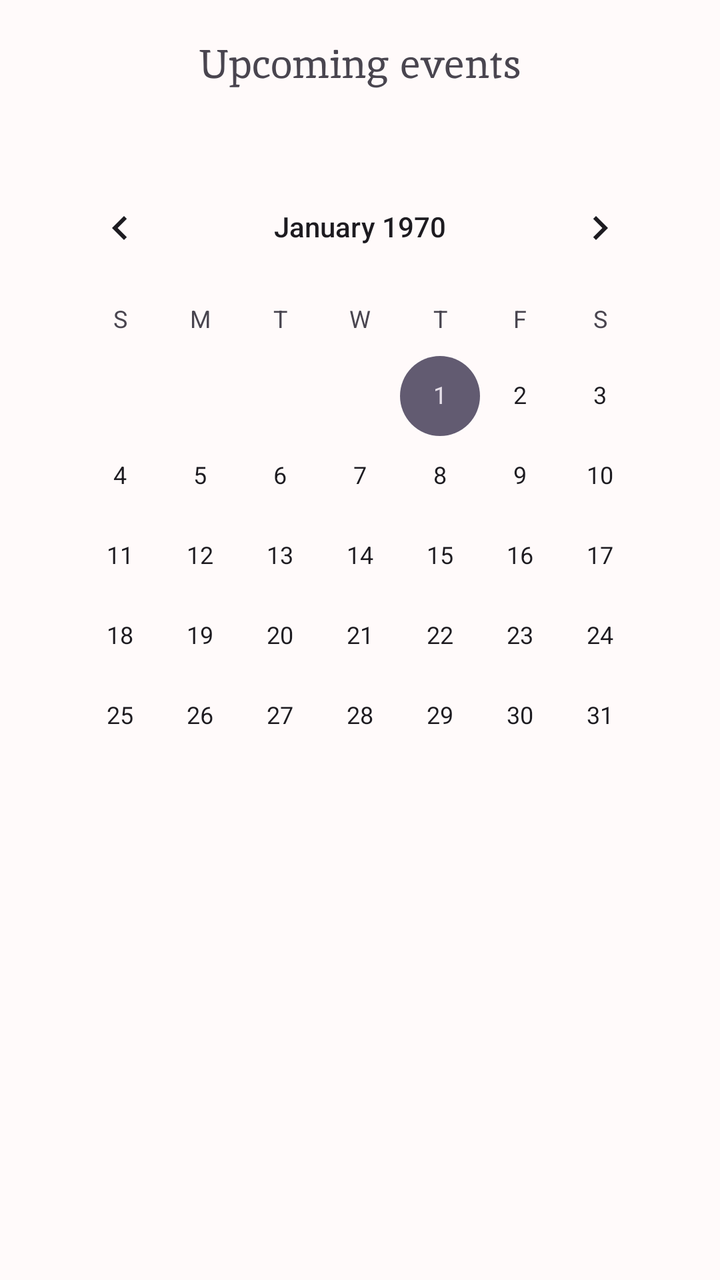
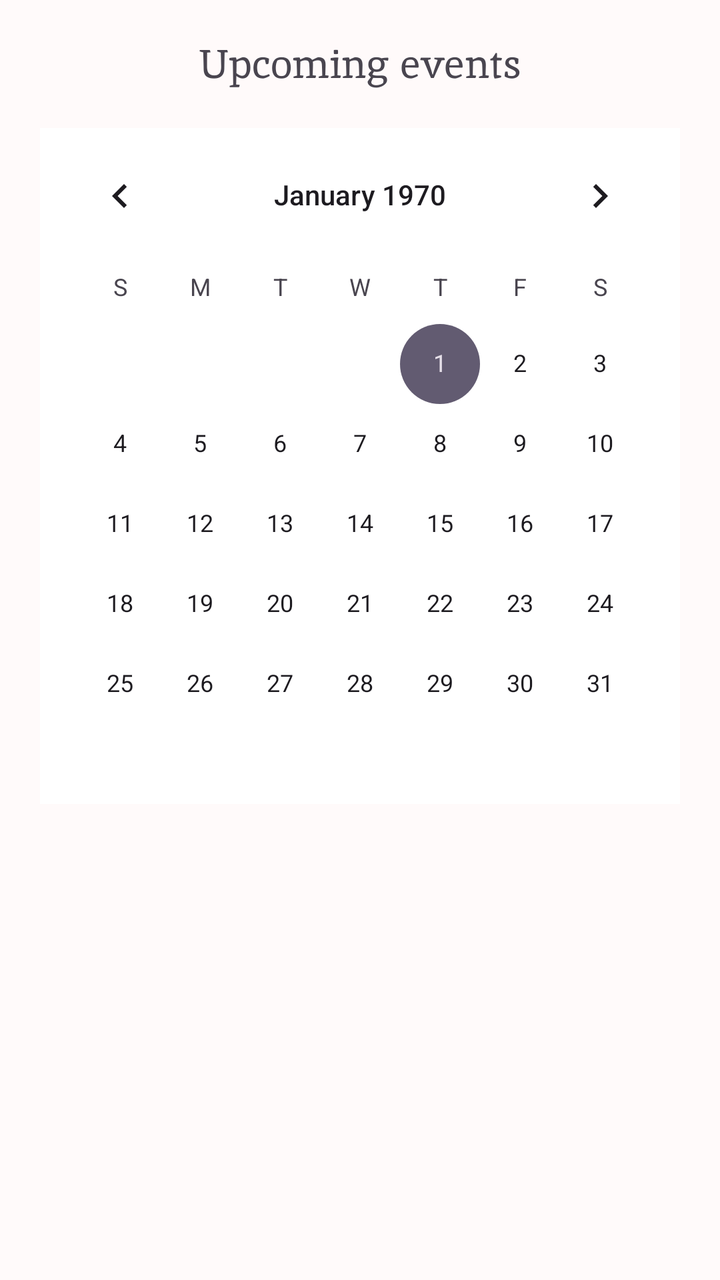

Screens rendered from an Android XML layout before and after an edit, with the pre-edit source and the edit as a unified diff.
<!-- AndroidManifest.xml: application theme Theme.Radiate -->
<!-- res/layout/activity_upcoming_events.xml -->
<?xml version="1.0" encoding="utf-8"?>
<androidx.constraintlayout.widget.ConstraintLayout xmlns:android="http://schemas.android.com/apk/res/android"
    xmlns:app="http://schemas.android.com/apk/res-auto"
    xmlns:tools="http://schemas.android.com/tools"
    android:id="@+id/main"
    android:layout_width="match_parent"
    android:layout_height="match_parent"
    tools:context=".UpcomingEvents"
    android:background="@color/softpinkwhitebackground">

    <androidx.appcompat.widget.Toolbar
        android:id="@+id/toolbarEvents"
        android:layout_width="match_parent"
        android:layout_height="?attr/actionBarSize"
        app:layout_constraintTop_toTopOf="parent"
        app:layout_constraintStart_toStartOf="parent"
        app:layout_constraintEnd_toEndOf="parent">

        <TextView
            android:layout_width="wrap_content"
            android:layout_height="wrap_content"
            android:text="@string/upcoming_events"
            android:fontFamily="@font/inika_regular"
            android:textSize="20sp"
            android:layout_gravity="center"/>
    </androidx.appcompat.widget.Toolbar>

    <CalendarView
        android:id="@+id/calenderEvents"
        android:layout_width="match_parent"
        android:layout_height="wrap_content"
        android:layout_marginTop="16dp"
        android:layout_marginStart="20dp"
        android:layout_marginEnd="20dp"
        app:layout_constraintTop_toBottomOf="@+id/toolbarEvents"/>

</androidx.constraintlayout.widget.ConstraintLayout>
<!-- resources referenced by this layout -->
<resources>
  <color name="softpinkwhitebackground">#FFFAFA</color>
  <string name="upcoming_events">Upcoming events</string>
  <style name="Theme.Radiate" parent="Base.Theme.Radiate" />
  <style name="Base.Theme.Radiate" parent="Theme.Material3.DayNight.NoActionBar">
          
          
      </style>
</resources>

<!-- the commit's change to res/layout/activity_upcoming_events.xml (unified diff, before → after) -->
@@ -29,9 +29,94 @@
         android:id="@+id/calenderEvents"
         android:layout_width="match_parent"
         android:layout_height="wrap_content"
-        android:layout_marginTop="16dp"
         android:layout_marginStart="20dp"
         android:layout_marginEnd="20dp"
+        android:background="@color/white"
         app:layout_constraintTop_toBottomOf="@+id/toolbarEvents"/>
 
+    <androidx.recyclerview.widget.RecyclerView
+        android:id="@+id/recyclerViewEvents"
+        android:layout_width="match_parent"
+        android:layout_height="0dp"
+        android:layout_marginStart="20dp"
+        android:layout_marginTop="12dp"
+        android:layout_marginEnd="20dp"
+        app:layout_constraintBottom_toBottomOf="parent"
+        app:layout_constraintEnd_toEndOf="parent"
+        app:layout_constraintHorizontal_bias="0.0"
+        app:layout_constraintStart_toStartOf="parent"
+        app:layout_constraintTop_toBottomOf="@id/calenderEvents"
+        app:layout_constraintVertical_bias="1.0"
+        tools:listitem="@layout/itemlist_upcomingevents" />
+
 </androidx.constraintlayout.widget.ConstraintLayout>
+<!-- res/layout/itemlist_upcomingevents.xml (included above) -->
+<?xml version="1.0" encoding="utf-8"?>
+<androidx.constraintlayout.widget.ConstraintLayout xmlns:android="http://schemas.android.com/apk/res/android"
+    android:layout_width="match_parent"
+    android:layout_height="wrap_content"
+    xmlns:app="http://schemas.android.com/apk/res-auto">
+
+    <androidx.cardview.widget.CardView
+        android:layout_width="match_parent"
+        android:layout_height="wrap_content"
+        app:cardCornerRadius="4dp"
+        android:layout_marginTop="4dp"
+        android:layout_marginBottom="4dp"
+        app:layout_constraintTop_toTopOf="parent"
+        app:layout_constraintEnd_toEndOf="parent">
+
+        <LinearLayout
+            android:layout_width="match_parent"
+            android:layout_height="match_parent"
+            android:orientation="horizontal"
+            android:gravity="center_vertical">
+
+            <ImageView
+                android:layout_width="32dp"
+                android:layout_height="32dp"
+                android:src="@drawable/img_event_date"
+                android:layout_margin="12dp"/>
+            <TextView
+                android:layout_width="wrap_content"
+                android:layout_height="wrap_content"
+                android:text="@string/upcoming_event_example"
+                android:textSize="16sp"
+                android:textColor="@color/black"
+                android:fontFamily="@font/inika_regular"/>
+
+            <View
+                android:layout_width="0dp"
+                android:layout_height="1dp"
+                android:layout_weight="1"/>
+
+            <LinearLayout
+                android:layout_width="wrap_content"
+                android:layout_height="wrap_content"
+                android:orientation="vertical"
+                android:gravity="center">
+
+                <TextView
+                    android:layout_width="wrap_content"
+                    android:layout_height="wrap_content"
+                    android:text="@string/upcoming_event_timings"
+                    android:textSize="10dp"
+                    android:textColor="@color/black"
+                    android:fontFamily="@font/inika_regular"/>
+                <TextView
+                    android:layout_width="wrap_content"
+                    android:layout_height="wrap_content"
+                    android:text="@string/upcoming_time_example"
+                    android:textSize="10sp"
+                    android:textColor="@color/grey"
+                    android:fontFamily="@font/inika_regular"/>
+
+            </LinearLayout>
+
+
+
+        </LinearLayout>
+
+    </androidx.cardview.widget.CardView>
+
+</androidx.constraintlayout.widget.ConstraintLayout>
<!-- resource entries referenced after the edit -->
@@ -1,7 +1,14 @@
 <!-- resources referenced by this layout -->
 <resources>
+  <color name="black">#262424</color>
+  <color name="grey">#8A8A8A</color>
   <color name="softpinkwhitebackground">#FFFAFA</color>
+  <color name="white">#FFFFFFFF</color>
+  <!-- drawable img_event_date: png bitmap (drawable, 2807 bytes) -->
+  <string name="upcoming_event_example">Board Meeting</string>
+  <string name="upcoming_event_timings">Timing</string>
   <string name="upcoming_events">Upcoming events</string>
+  <string name="upcoming_time_example">11:00 am - \n 01:00 pm</string>
   <style name="Theme.Radiate" parent="Base.Theme.Radiate" />
   <style name="Base.Theme.Radiate" parent="Theme.Material3.DayNight.NoActionBar">
           
